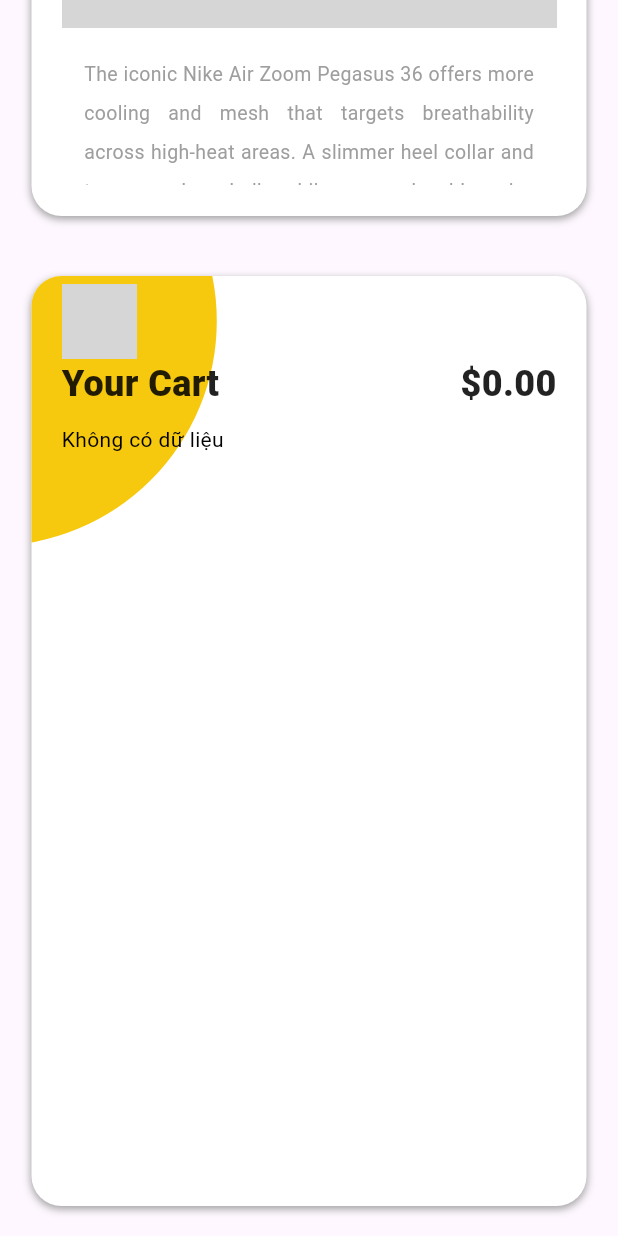
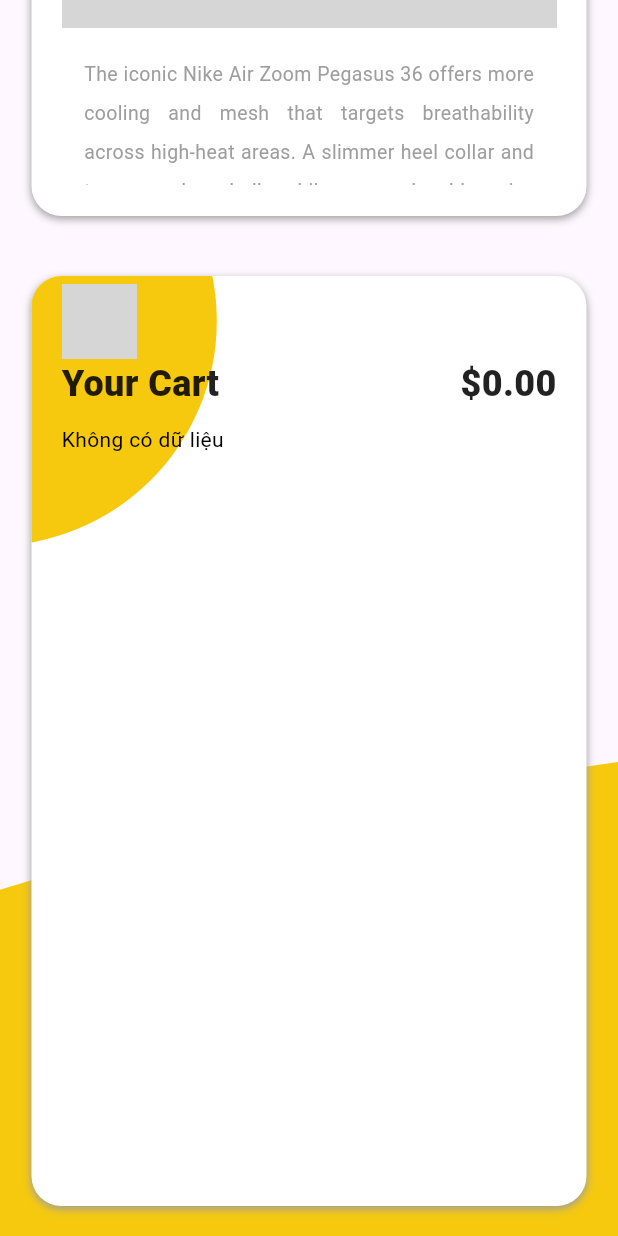
Before and after one commit to TriNguyenNe/demo_baitest_flutter, a Flutter app: the screen it shows after launch, scrolled down 496 dp, on a phone screen of 412 x 824 dp. Run offline on Flutter 3.47's test engine with Material 3 defaults, Android fonts, the light colour scheme and no system bars; our stand-ins replace get, wave; missing offline and left inert: dart:html; network calls fail; Roboto replaces fonts that are missing (Rubik,sans-serif); grey boxes are pictures that could not be loaded.

Commit message:
update function

```diff
--- a/untitled5/lib/configuration/config.dart
+++ b/untitled5/lib/configuration/config.dart
@@ -1,6 +1,6 @@
 class Configuration{
 
   static const String KEY_INFO_CART ="cart";
-  static const String host_picture ="";
+  static const String host_picture ="https://demo-baitest-flutter-8zv8.vercel.app/assets/assets/";
 
 }
--- /dev/null
+++ b/untitled5/lib/configuration/link_picture.dart
@@ -0,0 +1,7 @@
+final Map<String,String> linkPicture ={
+  'link-check':'check.png',
+  'link-minus':'minus.png',
+  'link-plus':'plus.png',
+  'link-trash':'trash.png',
+  'link-nike':'nike.png',
+};
--- a/untitled5/lib/controller/controller.dart
+++ b/untitled5/lib/controller/controller.dart
@@ -28,7 +28,8 @@
   void deleteShoes(CartModel cartModel){
     carts.removeWhere((cart) => cart == cartModel);
     totalCarts.value = totalCarts.value - (cartModel.number * cartModel.shoesModel.price);
-
+    LocalStorageHelper.saveInfoObject(carts);
+    if(totalCarts<0) totalCarts.value=0.0;
   }
   void incrementNumber(CartModel cartModel){
     int i = 0;
@@ -40,6 +41,7 @@
       }
       i++;
     }
+    LocalStorageHelper.saveInfoObject(carts);
   }
   void decrementNumber(CartModel cartModel){
     int i = 0;
@@ -56,5 +58,7 @@
       }
       i++;
     }
+    if(totalCarts<0) totalCarts.value=0.0;
+    LocalStorageHelper.saveInfoObject(carts);
   }
 }
--- a/untitled5/lib/ui/home.dart
+++ b/untitled5/lib/ui/home.dart
@@ -1,19 +1,25 @@
+import 'dart:math';
+
 import 'package:flutter/material.dart';
 import 'package:get/get.dart';
+import 'package:untitled5/configuration/config.dart';
+import 'package:untitled5/configuration/link_picture.dart';
 import 'package:untitled5/controller/controller.dart';
 import 'package:untitled5/model/cart_model.dart';
 import 'package:untitled5/model/shoes_model.dart';
 import 'package:intl/intl.dart';
+import 'package:wave/config.dart';
+import 'package:wave/wave.dart';
 
 import '../localstorage/localstorage_helper.dart';
 
-///https://demo-baitest-flutter-8zv8.vercel.app/assets/assets/check.png
+//https://demo-baitest-flutter-8zv8.vercel.app/assets/assets/check.png
 class HomePage extends StatefulWidget {
   @override
   State<HomePage> createState() => _HomePageState();
 }
 
-class _HomePageState extends State<HomePage> {
+class _HomePageState extends State<HomePage>  with TickerProviderStateMixin {
   final Controller controller = Controller();
 
   //double height = 500;
@@ -44,31 +50,47 @@
   double width = 370.0;
   double height = 650.0;
   NumberFormat format = NumberFormat.currency(locale: 'en_US', symbol: '\$');
+  late AnimationController _controller;
+  late Animation<double> _animation;
 
   @override
   void initState() {
     // TODO: implement initState
     super.initState();
+    _controller = AnimationController(
+      vsync: this,
+      duration: Duration(seconds: 2),
+    )..repeat(reverse: true);
+
+    _animation = Tween<double>(begin: 0, end: 1).animate(_controller);
+
+    _controller.addListener(() {
+      setState(() {});
+    });
     getDataLocalStorage();
   }
+
   Future<void> getDataLocalStorage() async {
+    List<CartModel> carts = [];
+    controller.listShoes.value =
+        await controller.fetchData.loadShoesFromJsonFile();
     try {
-      controller.setShoesListFromJson();
-      List<CartModel> carts =await LocalStorageHelper.getInfoObject();
+      carts = await LocalStorageHelper.getInfoObject();
       controller.carts.value = carts;
-
-      for(CartModel a in carts){
-        controller.totalCarts.value += a.number*a.shoesModel.price;
-        for(int i=0;i<controller.listShoes.length;i++){
-          if(controller.listShoes[i].id == a.shoesModel.id){
-              print(controller.listShoes[i].id);
+      for (CartModel a in controller.carts) {
+        controller.totalCarts.value += a.number * a.shoesModel.price;
+        for (int i = 0; i < controller.listShoes.value.length; i++) {
+          if (controller.listShoes.value[i].id == a.shoesModel.id) {
+            controller.listShoes.value[i].isSelected = true;
           }
+          // print(controller.listShoes.value[i].id );
         }
       }
-    }catch(e){
+    } catch (e) {
       print(e);
     }
   }
+
   final GlobalKey<AnimatedListState> _listKey = GlobalKey();
 
   @override
@@ -76,6 +98,18 @@
     return Scaffold(
       body: Obx(() => Stack(
             children: [
+              Positioned(
+                  bottom:0,
+                  left: -200,
+                  child: Container(
+                width: 2000,
+                height: 400,
+
+                decoration: BoxDecoration(
+                  borderRadius: const BorderRadius.only(topLeft: Radius.elliptical(2000, 300)),
+                  color: color_yellow,
+                ),
+              )),
               Container(
                 //padding: EdgeInsets.only(bottom: 50, top: 30),
                 alignment: Alignment.center,
@@ -150,8 +184,10 @@
                     mainAxisAlignment: MainAxisAlignment.start,
                     crossAxisAlignment: CrossAxisAlignment.start,
                     children: [
-                      Image.asset(
-                        'assets/assets/nike.png',
+                      Image.network(
+                        (Configuration.host_picture +
+                                linkPicture['link-nike'].toString())
+                            .trim(),
                         width: 50,
                         height: 50,
                       ),
@@ -190,7 +226,7 @@
                                       Color color = Color(int.parse(
                                           a.color.replaceAll("#", "0xFF")));
                                       return Container(
-                                        margin: EdgeInsets.only(bottom: 20),
+                                        margin: const EdgeInsets.only(bottom: 20),
                                         padding: const EdgeInsets.all(5),
                                         child: Column(
                                           crossAxisAlignment:
@@ -289,10 +325,12 @@
                                                                   const EdgeInsets
                                                                       .all(5),
                                                               child:
-                                                                  Image.asset(
-                                                                'assets/assets/check.png',
-                                                                width: 20,
-                                                                height: 20,
+                                                              Image.network(
+                                                                (Configuration.host_picture +
+                                                                    linkPicture['link-check'].toString())
+                                                                    .trim(),
+                                                                width: 30,
+                                                                height: 30,
                                                               ),
                                                             )
                                                     ],
@@ -314,7 +352,7 @@
                                 ))
                           : (controller.carts.value.isNotEmpty)
                               ? Container(
-                                  margin: EdgeInsets.only(bottom: 20),
+                                  margin: const EdgeInsets.only(bottom: 20),
                                   height: 500,
                                   child: ListView.builder(
                                     physics: const ScrollPhysics(),
@@ -412,8 +450,10 @@
                                                               BorderRadius
                                                                   .circular(50),
                                                         ),
-                                                        child: Image.asset(
-                                                          'assets/assets/plus.png',
+                                                        child: Image.network(
+                                                          (Configuration.host_picture +
+                                                              linkPicture['link-plus'].toString())
+                                                              .trim(),
                                                           width: 10,
                                                           height: 10,
                                                         ),
@@ -464,8 +504,10 @@
                                                               BorderRadius
                                                                   .circular(50),
                                                         ),
-                                                        child: Image.asset(
-                                                          'assets/assets/minus.png',
+                                                        child: Image.network(
+                                                          (Configuration.host_picture +
+                                                              linkPicture['link-minus'].toString())
+                                                              .trim(),
                                                           width: 10,
                                                           height: 10,
                                                         ),
@@ -488,11 +530,13 @@
                                                                     .circular(
                                                                         50),
                                                           ),
-                                                          child: Image.asset(
-                                                            'assets/assets/trash.png',
+                                                          child: Image.network(
+                                                            (Configuration.host_picture +
+                                                                linkPicture['link-trash'].toString())
+                                                                .trim(),
                                                             width: 20,
                                                             height: 20,
-                                                          )),
+                                                          ),),
                                                       onTap: () {
                                                         setState(() {
                                                           for (int i = 0;
@@ -546,3 +590,37 @@
         ));
   }
 }
+class WavePainter extends CustomPainter {
+  final double animationValue;
+
+  WavePainter(this.animationValue);
+  Color color_yellow = const Color(0xFFf6c90e);
+  @override
+  void paint(Canvas canvas, Size size) {
+    final wavePaint = Paint()
+      ..color = color_yellow
+      ..style = PaintingStyle.fill;
+
+    final path = Path();
+
+    for (double i = 0; i <= size.width; i++) {
+      final y = sin((i / size.width * 2 * pi) + (animationValue * 2 * pi)) * 20 + 200;
+      if (i == 0) {
+        path.moveTo(i, y);
+      } else {
+        path.lineTo(i, y);
+      }
+    }
+
+    path.lineTo(size.width, size.height);
+    path.lineTo(0, size.height);
+    path.close();
+
+    canvas.drawPath(path, wavePaint);
+  }
+
+  @override
+  bool shouldRepaint(covariant CustomPainter oldDelegate) {
+    return true;
+  }
+}
--- a/untitled5/pubspec.yaml
+++ b/untitled5/pubspec.yaml
@@ -37,6 +37,7 @@
   cupertino_icons: ^1.0.2
   get: ^4.6.0
   intl: ^0.18.1
+  wave: ^0.2.0
 
 dev_dependencies:
   flutter_test:
```
Also changed, not shown: untitled5/pubspec.lock, 5 other files.
